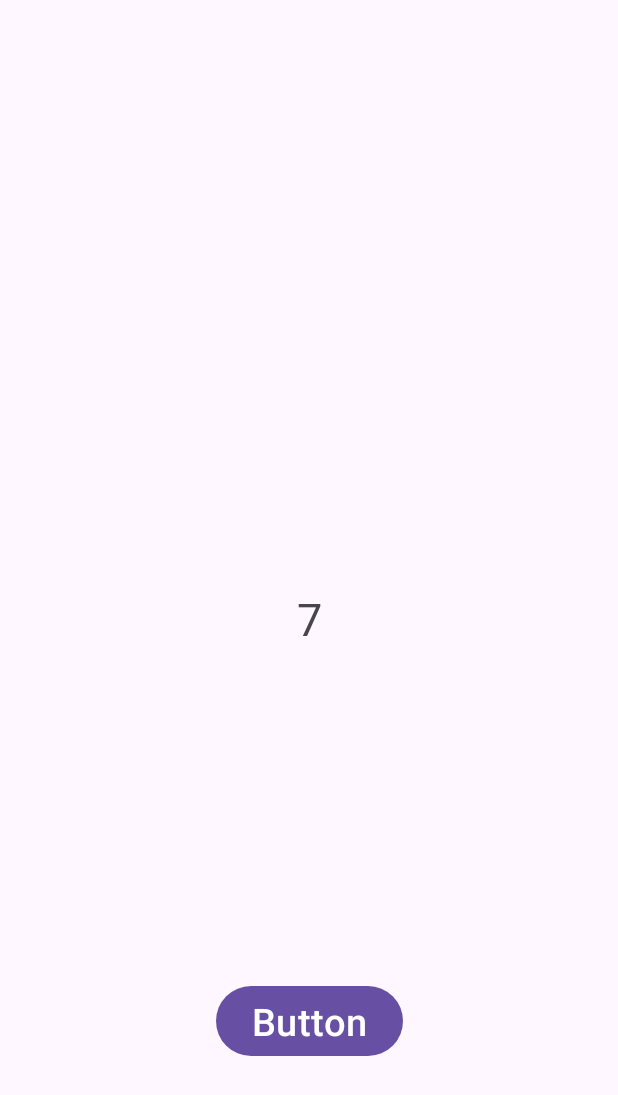
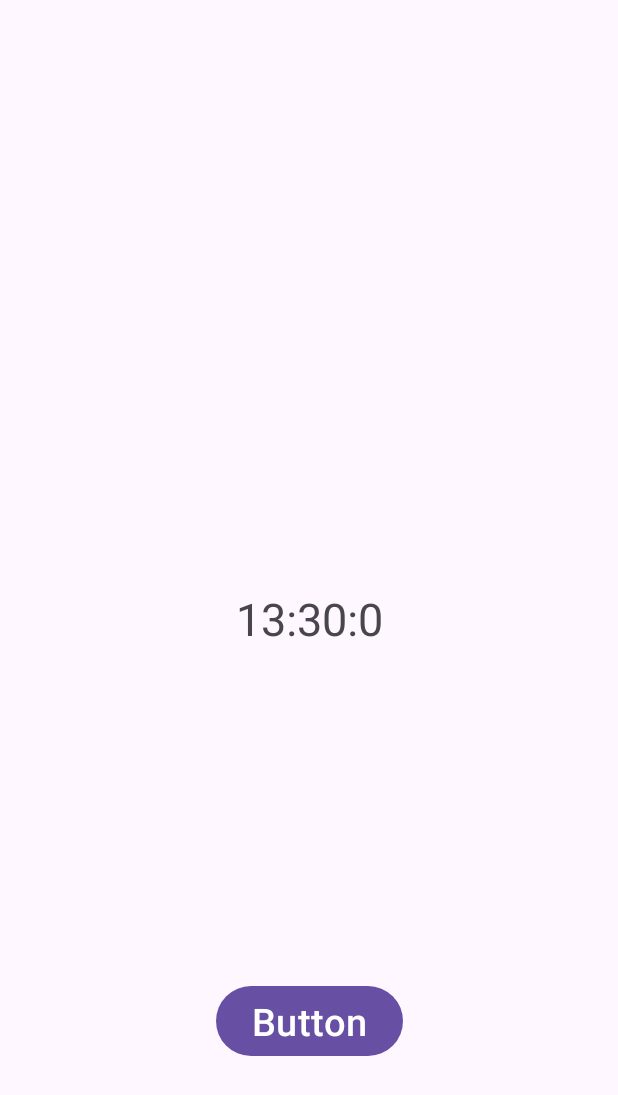
Before and after one commit to KarinAbr158/ThreadsLesson, an Android app: the screen it shows after launch (MainActivity), on a phone screen of 412 x 824 dp. Shown: the top 1095 px of the screen. Run offline under Robolectric (Android 15) with nearby library versions, the phone set to English and light mode, and no system bars.

Commit message:
now it's an actual clock

```diff
--- a/app/src/main/java/com/example/threadslesson/MainActivity.java
+++ b/app/src/main/java/com/example/threadslesson/MainActivity.java
@@ -45,12 +45,12 @@ public class MainActivity extends AppCompatActivity {
                     runOnUiThread(new Runnable() {
                         @Override
                         public void run() {
-                            tv.setText(LocalTime.now().getSecond() + "");
+                            tv.setText((LocalTime.now().getHour() + 3) + ":" + LocalTime.now().getMinute() + ":" + LocalTime.now().getSecond() + "");
                         }
                     });
 
                     try {
-                        Thread.sleep(1000); // Sleep outside the UI thread
+                        Thread.sleep(1000);
                     } catch (InterruptedException e) {
                         e.printStackTrace();
                     }
```
